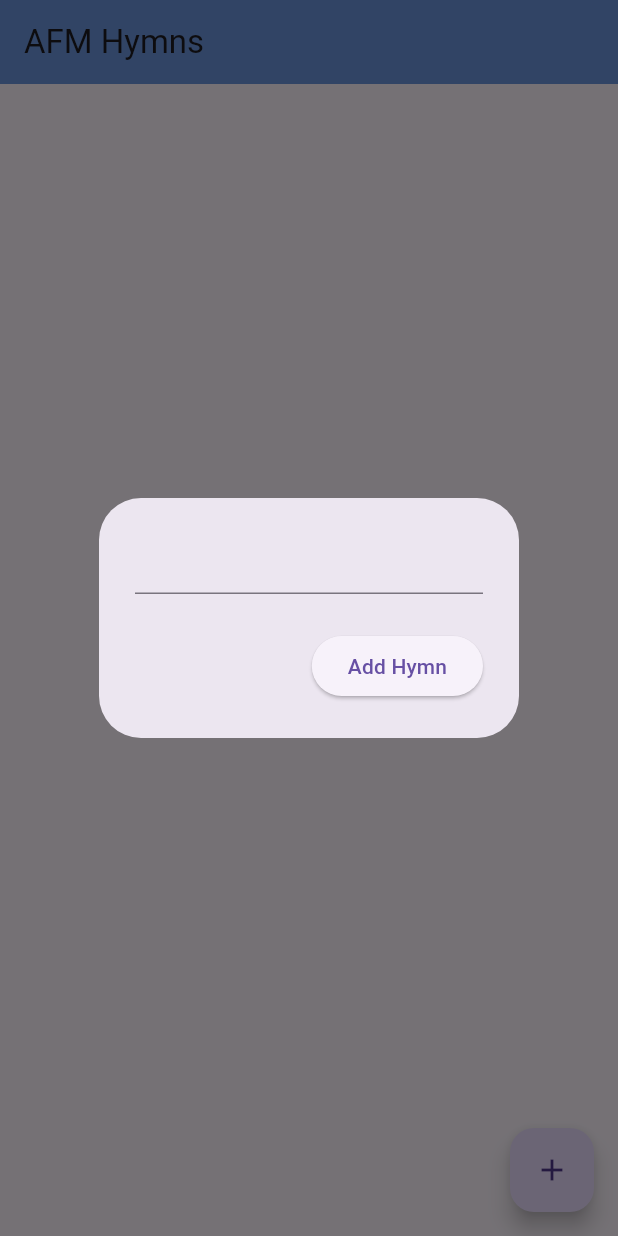
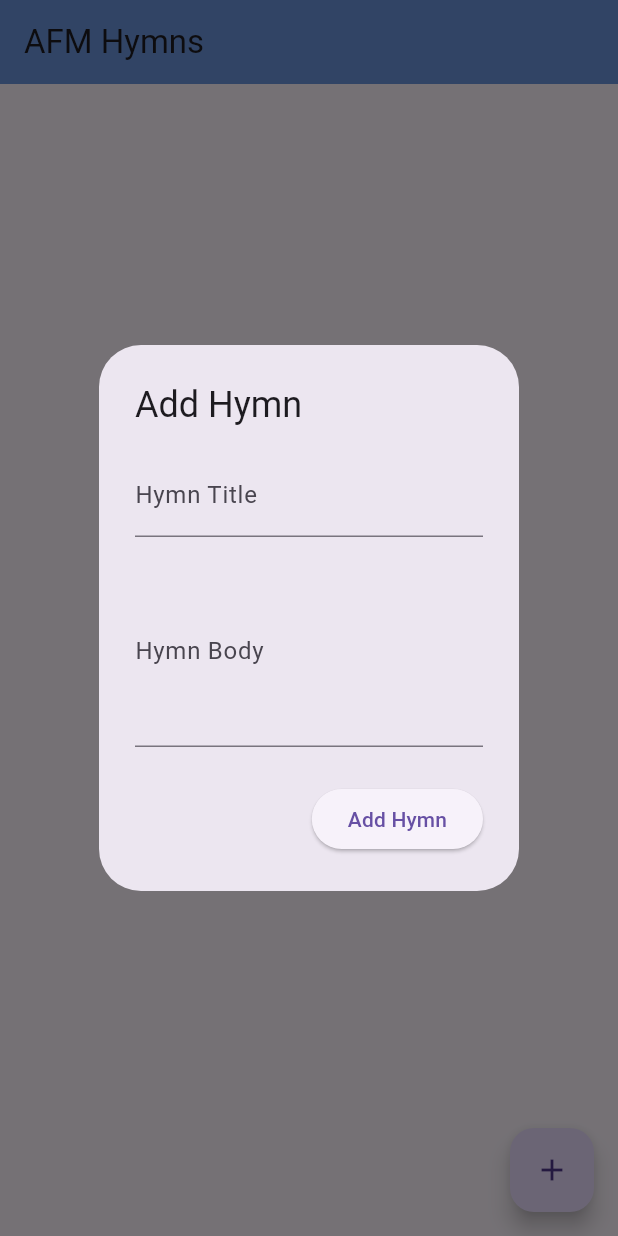
Before and after one commit to Leehon008/afm_hymn_book, a Flutter app: the screen it shows after launch, after a tap on the "add" icon, on a phone screen of 412 x 824 dp. Run offline on Flutter 3.47's test engine with Material 3 defaults, Android fonts, the phone set to English and light mode, and no system bars; our stand-ins replace cloud_firestore, firebase_core; accounts and stored records are empty.

Commit message:
feat: add title and body for the hymns

```diff
--- a/lib/pages/home..dart
+++ b/lib/pages/home..dart
@@ -11,19 +11,40 @@ class AfmHomePage extends StatefulWidget {
 }
 
 class _AfmHomePageState extends State<AfmHomePage> {
-  final TextEditingController _hymnTextController = TextEditingController();
+  final TextEditingController _hymnTitleTextController =
+      TextEditingController();
+  final TextEditingController _hymnBodyTextController = TextEditingController();
   final FirebaseBackend _firebaseBackend = FirebaseBackend();
 
   void openDialogBox() {
     showDialog(
       context: context,
       builder: (context) => AlertDialog(
-        content: TextField(controller: _hymnTextController),
+        title: Text('Add Hymn'),
+        content: Column(
+          mainAxisSize: MainAxisSize.min,
+          children: [
+            TextField(
+              controller: _hymnTitleTextController,
+              decoration: InputDecoration(labelText: 'Hymn Title'),
+            ),
+            SizedBox(height: 12),
+            TextField(
+              controller: _hymnBodyTextController,
+              decoration: InputDecoration(labelText: 'Hymn Body'),
+              maxLines: 4,
+            ),
+          ],
+        ),
         actions: [
           ElevatedButton(
             onPressed: () {
-              _firebaseBackend.addHymn(_hymnTextController.text);
-              _hymnTextController.clear();
+              _firebaseBackend.addHymn(
+                _hymnTitleTextController.text,
+                _hymnBodyTextController.text,
+              );
+              _hymnTitleTextController.clear();
+              _hymnBodyTextController.clear();
               Navigator.of(context).pop();
             },
             child: Text('Add Hymn'),
@@ -54,7 +75,7 @@ class _AfmHomePageState extends State<AfmHomePage> {
                 String docID = hymn.id;
                 Map<String, dynamic> data =
                     hymn.data()! as Map<String, dynamic>;
-                String hymnText = data['hymn'] ?? '';
+                String hymnText = data['title'] ?? '';
                 return Card(
                   margin: const EdgeInsets.symmetric(
                     horizontal: 12,
--- a/lib/services/firebase_backend.dart
+++ b/lib/services/firebase_backend.dart
@@ -8,7 +8,7 @@ class FirebaseBackend {
       .collection('hymns');
 
   // add data to Firestore
-  Future<void> addHymn(String hymnData) async {
+  Future<void> addHymn(String hymTitle, String hymnData) async {
     final counterRef = FirebaseFirestore.instance
         .collection('metadata')
         .doc('hymnCounter');
@@ -32,6 +32,7 @@ class FirebaseBackend {
     final docRef = hymnsCollection.doc(newId.toString());
     await docRef.set({
       'id': newId,
+      'title': hymTitle,
       'hymn': hymnData,
       'timestamp': Timestamp.now(),
     });
```
Also changed, not shown: lib/pages/hymn_detail.dart (+16 -11 lines).
